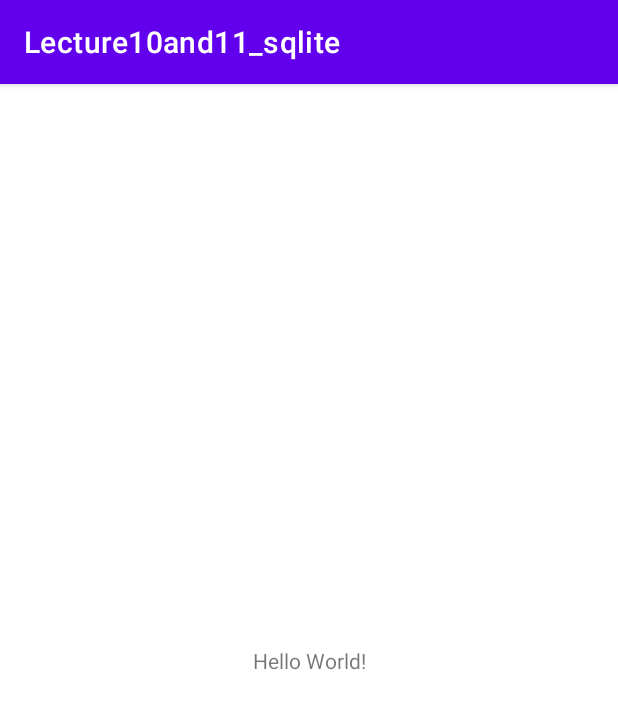
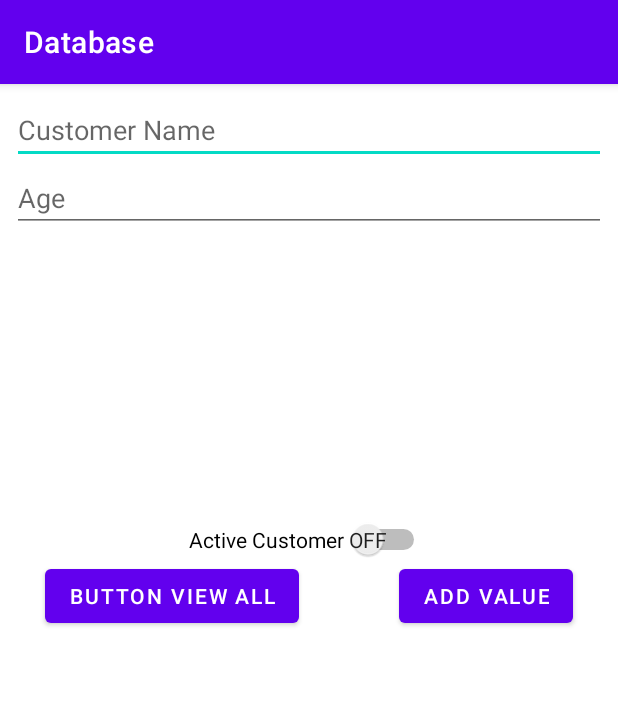
Before and after one commit to farahbutt99/Lecture10and11, an Android app: the screen it shows after launch (MainActivity), on a phone screen of 412 x 824 dp. Shown: the top 709 px of the screen. Run offline under Robolectric (Android 15) with nearby library versions, the phone set to English and light mode, and no system bars.

Commit message:
Layout designed

```diff
--- a/Lecture10and11_Db/app/src/main/res/layout/activity_main.xml
+++ b/Lecture10and11_Db/app/src/main/res/layout/activity_main.xml
@@ -4,15 +4,76 @@
     xmlns:tools="http://schemas.android.com/tools"
     android:layout_width="match_parent"
     android:layout_height="match_parent"
+    android:id="@+id/edtiTextName"
     tools:context=".MainActivity">
+    <EditText
+        android:id="@+id/editTextName"
+        android:layout_width="match_parent"
+        android:layout_height="wrap_content"
+        android:layout_marginStart="8dp"
+        android:layout_marginTop="8dp"
+        android:layout_marginEnd="8dp"
+        android:hint="@string/CustomerName"
+        android:inputType="textPersonName"
+        app:layout_constraintEnd_toEndOf="parent"
+        app:layout_constraintStart_toStartOf="parent"
+        app:layout_constraintTop_toTopOf="parent" />
 
-    <TextView
+    <EditText
+        android:id="@+id/editTextAge"
+        android:layout_width="0dp"
+        android:layout_height="wrap_content"
+        android:layout_marginStart="8dp"
+        android:layout_marginEnd="8dp"
+        android:ems="10"
+        android:hint="@string/Age"
+        android:inputType="number"
+        app:layout_constraintEnd_toEndOf="parent"
+        app:layout_constraintStart_toStartOf="parent"
+        app:layout_constraintTop_toBottomOf="@+id/editTextName" />
+
+    <Switch
+        android:id="@+id/switchCustomer"
         android:layout_width="wrap_content"
         android:layout_height="wrap_content"
-        android:text="Hello World!"
+        android:layout_marginStart="8dp"
+        android:layout_marginEnd="8dp"
+        android:showText="true"
+        android:text="@string/ActiveCustomer"
+        android:visibility="visible"
         app:layout_constraintBottom_toBottomOf="parent"
-        app:layout_constraintLeft_toLeftOf="parent"
-        app:layout_constraintRight_toRightOf="parent"
-        app:layout_constraintTop_toTopOf="parent" />
+        app:layout_constraintEnd_toEndOf="parent"
+        app:layout_constraintStart_toStartOf="parent"
+        app:layout_constraintTop_toBottomOf="@+id/editTextAge"
+        app:layout_constraintVertical_bias="0.298" />
+
+    <Button
+        android:id="@+id/buttonViewAll"
+        android:layout_width="wrap_content"
+        android:layout_height="wrap_content"
+        android:layout_marginStart="30dp"
+        android:text="@string/ButtonViewAll"
+        app:layout_constraintStart_toStartOf="parent"
+        app:layout_constraintTop_toBottomOf="@+id/switchCustomer" />
+
+    <Button
+        android:id="@+id/buttonAdd"
+        android:layout_width="wrap_content"
+        android:layout_height="wrap_content"
+        android:layout_marginEnd="30dp"
+        android:text="@string/Add"
+        app:layout_constraintBottom_toBottomOf="@+id/buttonViewAll"
+        app:layout_constraintEnd_toEndOf="parent"
+        app:layout_constraintTop_toTopOf="@+id/buttonViewAll"
+        app:layout_constraintVertical_bias="0.0" />
+
+    <ListView
+        android:id="@+id/listViewCustomer"
+        android:layout_width="match_parent"
+        android:layout_height="match_parent"
+        app:layout_constraintEnd_toEndOf="parent"
+        app:layout_constraintStart_toStartOf="parent"
+        app:layout_constraintTop_toBottomOf="@+id/buttonAdd" />
+
 
 </androidx.constraintlayout.widget.ConstraintLayout>
--- a/Lecture10and11_Db/app/src/main/res/values/strings.xml
+++ b/Lecture10and11_Db/app/src/main/res/values/strings.xml
@@ -1,3 +1,8 @@
 <resources>
-    <string name="app_name">Lecture10and11_sqlite</string>
+    <string name="app_name">Database</string>
+    <string name="CustomerName">Customer Name</string>
+    <string name="Age">Age</string>
+    <string name="ActiveCustomer">Active Customer</string>
+    <string name="ButtonViewAll">Button View All</string>
+    <string name="Add">Add Value</string>
 </resources>
```
